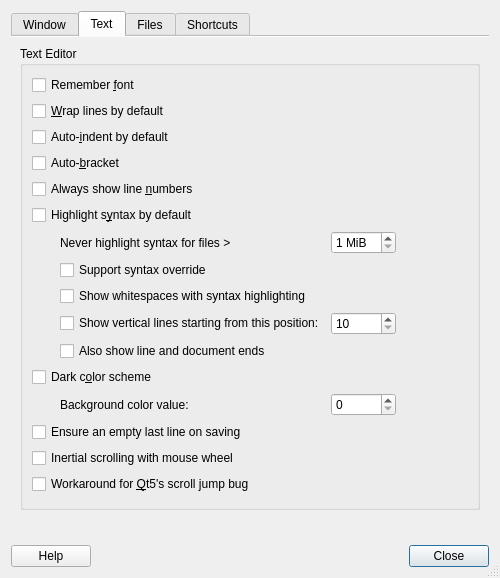
Before: the Qt Designer form featherpad/predDialog.ui in vecnathewhisperd0/FeatherPad, drawn with Qt 5.
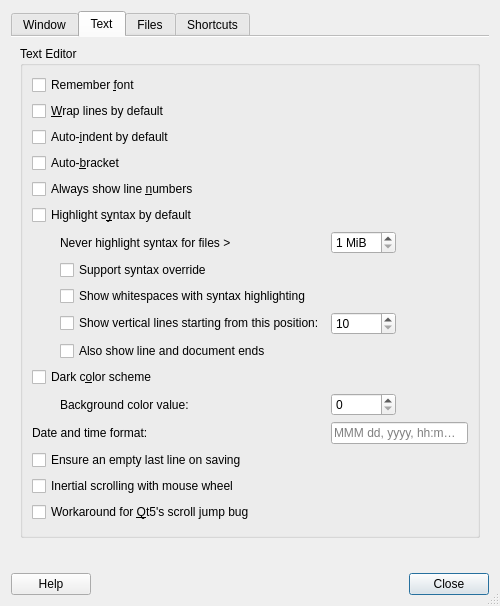
After: the same form once the commit is applied. The open tabs and pages were chosen to show the change. Icons and pictures are not drawn.

Commit message: Configurable date and time pasting

Patch:
```diff
--- a/featherpad/predDialog.ui
+++ b/featherpad/predDialog.ui
@@ -510,7 +510,40 @@
             </property>
            </widget>
           </item>
-          <item row="13" column="0" colspan="3">
+          <item row="13" column="0" colspan="2">
+           <widget class="QLabel" name="dateLabel">
+            <property name="toolTip">
+             <string>Used for pasting the date and time.
+
+Takes effect after closing this dialog.
+
+Leave empty for:
+MMM dd, yyyy, hh:mm:ss</string>
+            </property>
+            <property name="text">
+             <string>Date and time format:</string>
+            </property>
+           </widget>
+          </item>
+          <item row="13" column="2" colspan="2">
+           <widget class="QLineEdit" name="dateEdit">
+            <property name="toolTip">
+             <string>Used for pasting the date and time.
+
+Takes effect after closing this dialog.
+
+Leave empty for:
+MMM dd, yyyy, hh:mm:ss</string>
+            </property>
+            <property name="placeholderText">
+             <string notr="true">MMM dd, yyyy, hh:mm:ss</string>
+            </property>
+            <property name="clearButtonEnabled">
+             <bool>true</bool>
+            </property>
+           </widget>
+          </item>
+          <item row="14" column="0" colspan="3">
            <widget class="QCheckBox" name="lastLineBox">
             <property name="toolTip">
              <string>Some text editors cannot open a document
@@ -521,7 +554,7 @@
             </property>
            </widget>
           </item>
-          <item row="14" column="0" colspan="2">
+          <item row="15" column="0" colspan="2">
            <widget class="QCheckBox" name="inertiaBox">
             <property name="toolTip">
              <string>Should the mouse wheel scrolling be inertial
@@ -532,7 +565,7 @@
             </property>
            </widget>
           </item>
-          <item row="15" column="0" colspan="3">
+          <item row="16" column="0" colspan="3">
            <widget class="QCheckBox" name="scrollBox">
             <property name="toolTip">
              <string>This is not a complete fix but
```
The commit also changes 17 other files.
